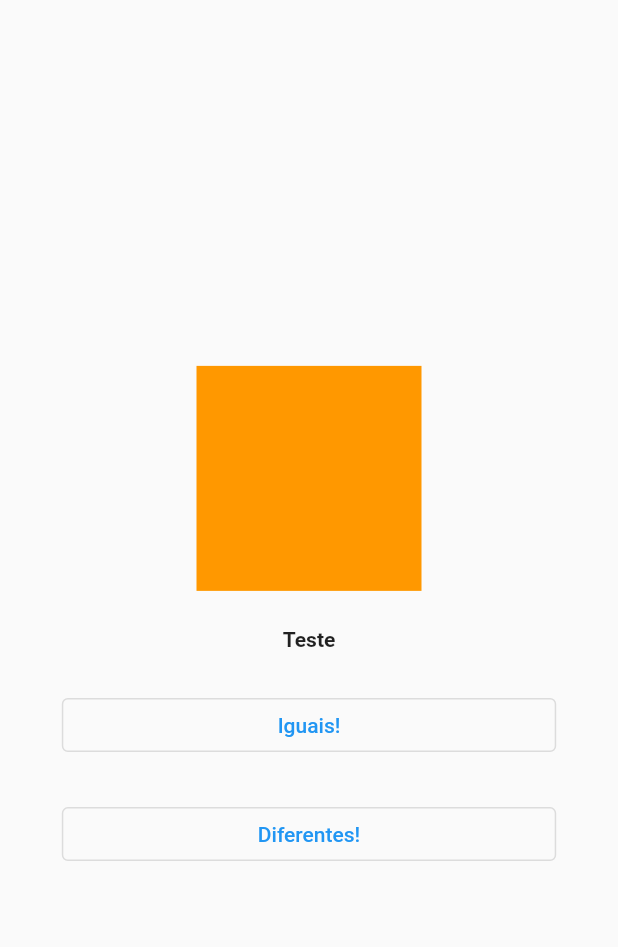
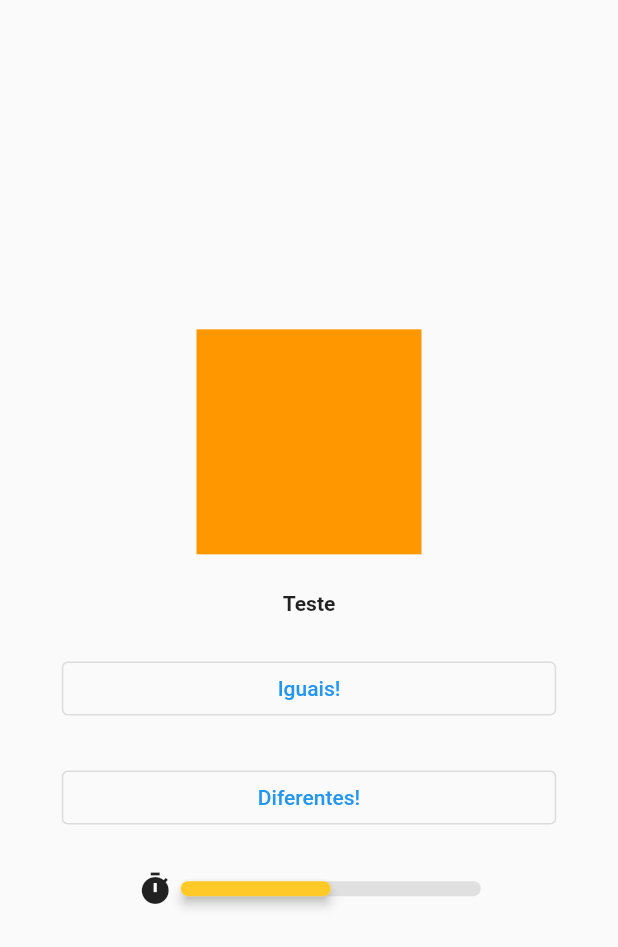
Before and after one commit to mrguisamuel/08-mobile-training, a Flutter app: the Game screen opened directly, on a phone screen of 412 x 824 dp. Shown: the top 947 px of the screen. Run offline on Flutter 3.47's test engine with Material 2 defaults, Android fonts, the phone set to English and light mode, and no system bars; our stand-ins replace sensors_plus.

Commit message:
feat: add custom progress bar widget

```diff
--- a/strooper/lib/game.dart
+++ b/strooper/lib/game.dart
@@ -77,6 +77,14 @@ class _GameState extends State<Game> {
                 message: 'Diferentes!',
                 width: size.width * 0.8,
                 action: () => testColor(false)
+              ),
+              SizedBox(
+                height: size.height * 0.03
+              ),
+              CustomProgressBar(
+                width: 200,
+                value: 50,
+                totalValue: 100
               )
             ]
           )
--- a/strooper/lib/my_widgets.dart
+++ b/strooper/lib/my_widgets.dart
@@ -23,3 +23,52 @@ class Button extends StatelessWidget {
     );
   }
 }
+
+class CustomProgressBar extends StatelessWidget {
+  final double width;
+  final double value;
+  final double totalValue;
+
+  CustomProgressBar({
+    required this.width,
+    required this.value,
+    required this.totalValue
+  });
+
+  @override
+  Widget build(BuildContext context) {
+    double ratio = this.value / this.totalValue;
+    return Row(
+      mainAxisAlignment: MainAxisAlignment.center,
+      children: <Widget>[
+        Icon(Icons.timer),
+        SizedBox(width: 5),
+        Stack(
+          children: <Widget>[
+            Container(
+              width: this.width,
+              height: 10,
+              decoration: BoxDecoration(
+                color: Colors.grey[300],
+                borderRadius: BorderRadius.circular(5)
+              )
+            ),
+            Material(
+              borderRadius: BorderRadius.circular(5),
+              elevation: 3,
+              child: AnimatedContainer(
+                height: 10,
+                width: this.width * ratio,
+                duration: Duration(milliseconds: 500),
+                decoration: BoxDecoration(
+                  color: (ratio < 0.3) ? Colors.red : (ratio < 0.6) ? Colors.amber[400] : Colors.lightGreen,
+                  borderRadius: BorderRadius.circular(5)
+                )
+              )
+            )
+          ]
+        )
+      ]
+    );
+  }
+}
```
